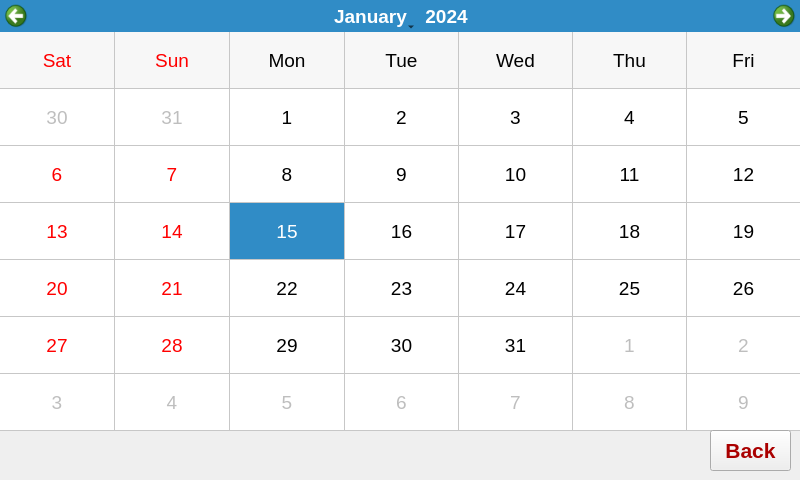
This is RPI/GUI/UI/Calendar.ui in YehiaEhab16/FOTA_Graduation-Project-2022 as Qt 5 draws it before an edit. The edited form follows.
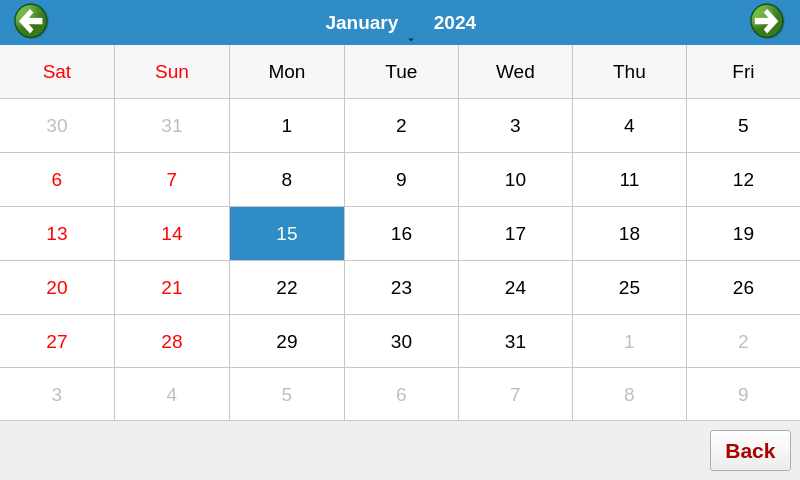
This is the edited form. Icons and pictures are not drawn.

```diff
--- a/RPI/GUI/UI/Calendar.ui
+++ b/RPI/GUI/UI/Calendar.ui
@@ -1262,7 +1262,7 @@
      <x>0</x>
      <y>0</y>
      <width>801</width>
-     <height>431</height>
+     <height>421</height>
     </rect>
    </property>
    <property name="font">
@@ -1272,7 +1272,8 @@
    </property>
    <property name="styleSheet">
     <string notr="true">QToolButton{
-icon-size:25px.25px;
+icon-size:40px.40px;
+padding:0px 10px 0px 10px;
 }</string>
    </property>
    <property name="firstDayOfWeek">
```
